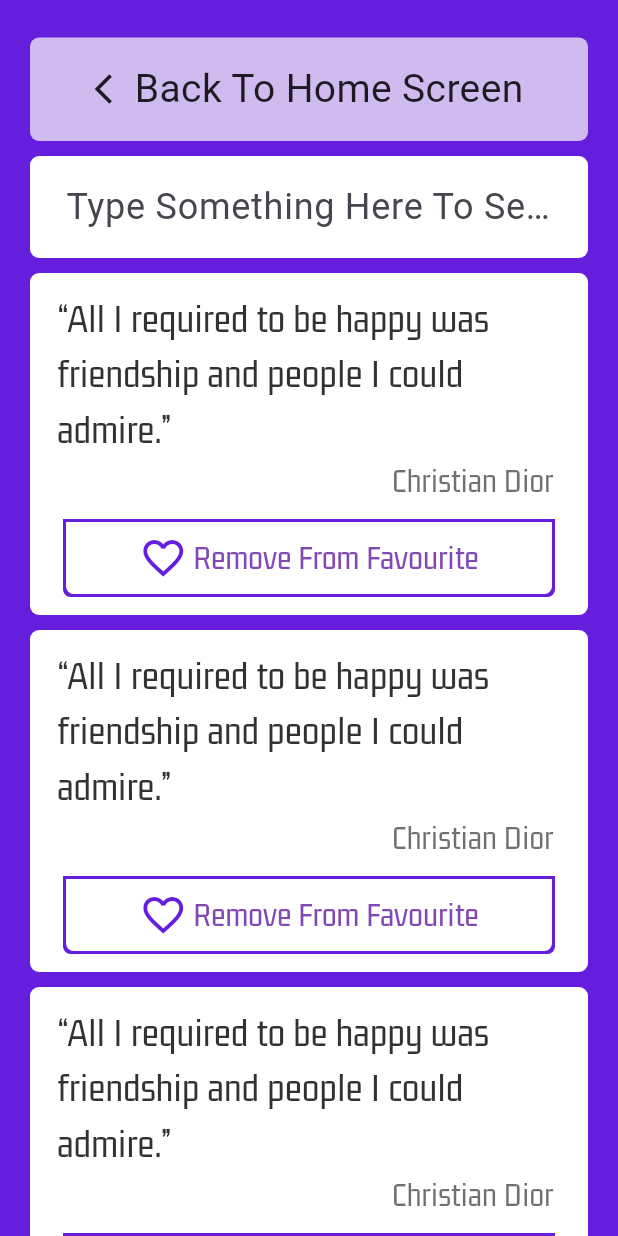
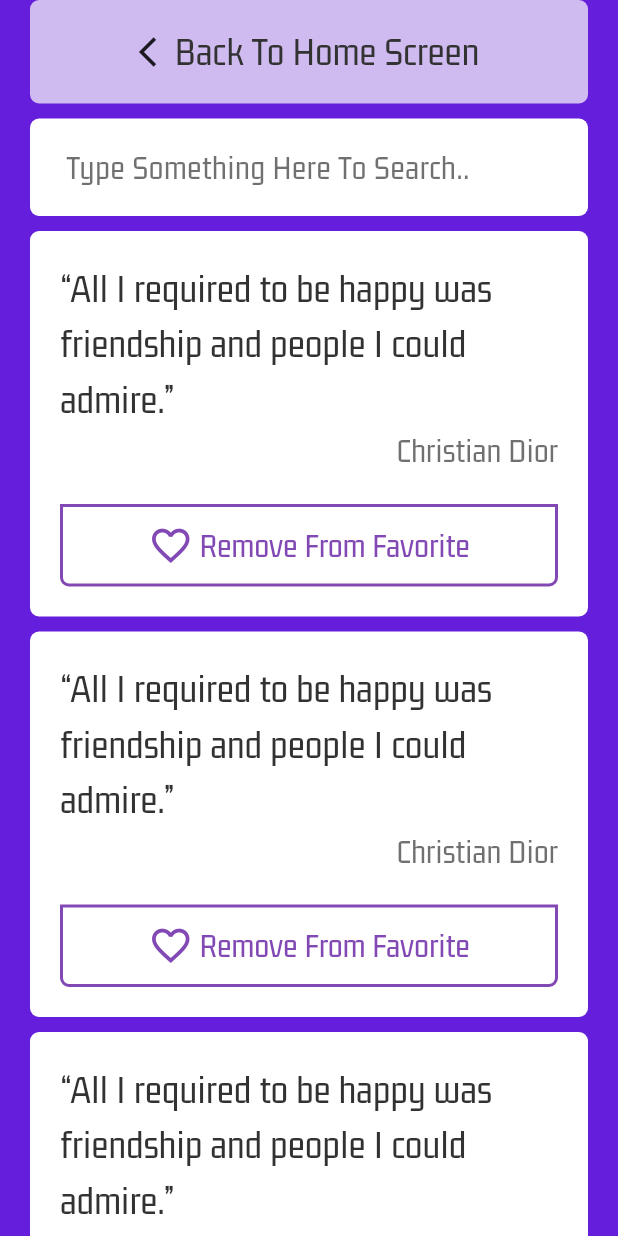
Before and after one commit to ykhaledw/quotes_generator, a Flutter app: the screen it shows after launch, after a tap on "Click Here To View Favourite Quotes", on a phone screen of 412 x 824 dp. Run offline on Flutter 3.47's test engine with Material 3 defaults, Android fonts, the phone set to English and light mode, and no system bars.

Commit message:
finish favourite quotes ui

```diff
--- a/lib/presentation/views/favourites_view.dart
+++ b/lib/presentation/views/favourites_view.dart
@@ -1,43 +1,15 @@
 import 'package:flutter/material.dart';
 import 'package:quote_generator_app/constants.dart';
-import 'package:quote_generator_app/presentation/views/home_view.dart';
-import 'package:quote_generator_app/presentation/views/widgets/back_to_home_button.dart';
-import 'package:quote_generator_app/presentation/views/widgets/favourite_item_list_view.dart';
-import 'package:quote_generator_app/presentation/views/widgets/search_field.dart';
+import 'package:quote_generator_app/presentation/views/widgets/favourite_view_body.dart';
 
 class FavouritesView extends StatelessWidget {
   const FavouritesView({super.key});
 
   @override
   Widget build(BuildContext context) {
-    return Scaffold(
+    return const Scaffold(
       backgroundColor: kPrimaryColor,
-      body: Padding(
-        padding: const EdgeInsets.symmetric(horizontal: 20),
-        child: Column(
-          children: [
-            const SizedBox(
-              height: 25,
-            ),
-            BackToHomeButton(
-              onTap: () {
-                Navigator.pushReplacement(context,
-                    MaterialPageRoute(builder: (context) {
-                  return const HomeView();
-                }));
-              },
-            ),
-            const SizedBox(
-              height: 10,
-            ),
-            const SearchField(),
-            const SizedBox(
-              height: 10,
-            ),
-            const FavouriteItemListView(),
-          ],
-        ),
-      ),
+      body: FavouriteViewBody(),
     );
   }
 }
--- a/lib/presentation/views/home_view.dart
+++ b/lib/presentation/views/home_view.dart
@@ -1,36 +1,15 @@
 import 'package:flutter/material.dart';
 import 'package:quote_generator_app/constants.dart';
-import 'package:quote_generator_app/presentation/views/favourites_view.dart';
-import 'package:quote_generator_app/presentation/views/widgets/favourite_quotes_button.dart';
-import 'package:quote_generator_app/presentation/views/widgets/quotes_view.dart';
+import 'package:quote_generator_app/presentation/views/widgets/home_view_body.dart';
 
 class HomeView extends StatelessWidget {
   const HomeView({super.key});
 
   @override
   Widget build(BuildContext context) {
-    return Scaffold(
+    return const Scaffold(
       backgroundColor: kPrimaryColor,
-      body: Padding(
-        padding: const EdgeInsets.symmetric(horizontal: 20),
-        child: Column(
-          mainAxisAlignment: MainAxisAlignment.center,
-          children: [
-            FavouriteQuotesButton(
-              onTap: () {
-                Navigator.pushReplacement(context,
-                    MaterialPageRoute(builder: (context) {
-                  return const FavouritesView();
-                }));
-              },
-            ),
-            const SizedBox(
-              height: 10,
-            ),
-            const QuotesView(),
-          ],
-        ),
-      ),
+      body: HomeViewBody(),
     );
   }
 }
--- a/lib/presentation/views/widgets/back_to_home_button.dart
+++ b/lib/presentation/views/widgets/back_to_home_button.dart
@@ -1,21 +1,26 @@
 import 'package:flutter/material.dart';
 import 'package:quote_generator_app/constants.dart';
+import 'package:quote_generator_app/core/utils/styles.dart';
+import 'package:quote_generator_app/presentation/views/home_view.dart';
 
 class BackToHomeButton extends StatelessWidget {
   const BackToHomeButton({
-    super.key, this.onTap,
+    super.key,
   });
 
-  final void Function()? onTap;
 
   @override
   Widget build(BuildContext context) {
     return GestureDetector(
-      onTap: onTap,
-      child: IntrinsicHeight(
+      onTap: () {
+                Navigator.pushReplacement(context,
+                    MaterialPageRoute(builder: (context) {
+                  return const HomeView();
+                }));
+              },
       child: Container(
         width: MediaQuery.of(context).size.width,
-          padding: const EdgeInsets.all(16),
+        padding: const EdgeInsets.symmetric(vertical: 16, horizontal: 60),
         decoration: BoxDecoration(
           color: kButtonColor,
           borderRadius: BorderRadius.circular(6),
@@ -23,20 +28,12 @@ class BackToHomeButton extends StatelessWidget {
         child: const Row(
           mainAxisAlignment: MainAxisAlignment.center,
           children: [
-              Spacer(
-                flex: 10,
-              ),
             Icon(Icons.arrow_back_ios),
-              Spacer(),
             Text(
               'Back To Home Screen',
-                style: TextStyle(fontSize: 26),
-              ),
-              Spacer(
-                flex: 10,
+              style: Styles.textStyle26,
             ),
           ],
-          ),
         ),
       ),
     );
--- a/lib/presentation/views/widgets/favourite_item.dart
+++ b/lib/presentation/views/widgets/favourite_item.dart
@@ -1,6 +1,6 @@
 import 'package:flutter/material.dart';
-import 'package:quote_generator_app/constants.dart';
 import 'package:quote_generator_app/core/utils/styles.dart';
+import 'package:quote_generator_app/presentation/views/widgets/remove_from_favourite_button.dart';
 
 class FavouriteItem extends StatelessWidget {
   const FavouriteItem({
@@ -9,79 +9,32 @@ class FavouriteItem extends StatelessWidget {
 
   @override
   Widget build(BuildContext context) {
-    return Column(
-      children: [
-        Container(
-          padding: const EdgeInsets.symmetric(horizontal: 8, vertical: 12),
+    return Padding(
+      padding: const EdgeInsets.only(bottom: 10),
+      child: Container(
+        padding: const EdgeInsets.all(20),
         decoration: BoxDecoration(
           color: Colors.white,
           borderRadius: BorderRadius.circular(6),
         ),
-          child: Column(
+        child: const Column(
           crossAxisAlignment: CrossAxisAlignment.end,
           children: [
-              const Padding(
-                padding: EdgeInsets.only(left: 10),
-                child: Text(
+            Text(
               '“All I required to be happy was friendship and people I could admire.”',
               style: Styles.textStyle26,
             ),
-              ),
-              const Padding(
-                padding: EdgeInsets.only(right: 15),
-                child: Text(
+            Text(
               'Christian Dior',
               style: Styles.textStyle22,
             ),
+            SizedBox(
+              height: 20,
             ),
-              const SizedBox(
-                height: 10,
-              ),
-              Container(
-                margin: const EdgeInsets.symmetric(horizontal: 14),
-                padding: const EdgeInsets.all(2),
-                decoration: const BoxDecoration(
-                  color: kPrimaryColor,
-                  borderRadius: BorderRadius.only(
-                    bottomRight: Radius.circular(5),
-                    bottomLeft: Radius.circular(5),
-                  ),
-                ),
-                child: Container(
-                  decoration: const BoxDecoration(
-                    color: Colors.white,
-                    borderRadius: BorderRadius.only(
-                      bottomRight: Radius.circular(5),
-                      bottomLeft: Radius.circular(5),
-                    ),
-                  ),
-                  padding: const EdgeInsets.symmetric(vertical: 8),
-                  child: Row(
-                    mainAxisAlignment: MainAxisAlignment.center,
-                    children: [
-                      const Padding(
-                        padding: EdgeInsets.only(right: 4),
-                        child: Icon(
-                          Icons.favorite_border,
-                          color: kPrimaryColor,
-                          size: 32,
-                        ),
-                      ),
-                      Text(
-                        'Remove From Favourite',
-                        style: Styles.textStyle22.copyWith(color: const Color(0xFF8249B5)),
-                      ),
+            RemoveFromFavouriteButton(),
           ],
         ),
       ),
-              ),
-            ],
-          ),
-        ),
-        const SizedBox(
-          height: 10,
-        ),
-      ],
     );
   }
 }
--- a/lib/presentation/views/widgets/favourite_item_list_view.dart
+++ b/lib/presentation/views/widgets/favourite_item_list_view.dart
@@ -8,13 +8,12 @@ class FavouriteItemListView extends StatelessWidget {
 
   @override
   Widget build(BuildContext context) {
-    return Expanded(
-      child: ListView.builder(
-        padding: EdgeInsets.zero,
-        itemCount: 5,
-        itemBuilder: (context, index) {
-          return const FavouriteItem();
-        },
+    return SliverList(
+      delegate: SliverChildBuilderDelegate(
+        (context, index) {
+        return const FavouriteItem();
+      },
+      childCount: 5,
       ),
     );
   }
--- a/lib/presentation/views/widgets/favourite_quotes_button.dart
+++ b/lib/presentation/views/widgets/favourite_quotes_button.dart
@@ -1,20 +1,24 @@
 import 'package:flutter/material.dart';
 import 'package:quote_generator_app/core/utils/styles.dart';
+import 'package:quote_generator_app/presentation/views/favourites_view.dart';
 import 'package:quote_generator_app/presentation/views/widgets/custom_button.dart';
 
 class FavouriteQuotesButton extends StatelessWidget {
   const FavouriteQuotesButton({
     super.key,
-    this.onTap,
   });
 
-  final void Function()? onTap;
 
   @override
   Widget build(BuildContext context) {
     return Center(
       child: GestureDetector(
-        onTap: onTap,
+        onTap: () {
+              Navigator.pushReplacement(context,
+                  MaterialPageRoute(builder: (context) {
+                return const FavouritesView();
+              }));
+            },
         child: Container(
           padding: const EdgeInsets.only(
             top: 17,
--- /dev/null
+++ b/lib/presentation/views/widgets/favourite_view_body.dart
@@ -0,0 +1,39 @@
+import 'package:flutter/material.dart';
+import 'package:quote_generator_app/presentation/views/widgets/back_to_home_button.dart';
+
+import 'package:quote_generator_app/presentation/views/widgets/favourite_item_list_view.dart';
+import 'package:quote_generator_app/presentation/views/widgets/search_field.dart';
+
+class FavouriteViewBody extends StatelessWidget {
+  const FavouriteViewBody({
+    super.key,
+  });
+
+  @override
+  Widget build(BuildContext context) {
+    return const SafeArea(
+      child: Padding(
+        padding: EdgeInsets.symmetric(horizontal: 20),
+        child: CustomScrollView(
+          slivers: [
+            SliverToBoxAdapter(
+              child: BackToHomeButton(),
+            ),
+            SliverToBoxAdapter(
+              child: SizedBox(
+                height: 10,
+              ),
+            ),
+            SliverToBoxAdapter(child: SearchField()),
+            SliverToBoxAdapter(
+              child: SizedBox(
+                height: 10,
+              ),
+            ),
+            FavouriteItemListView(),
+          ],
+        ),
+      ),
+    );
+  }
+}
--- /dev/null
+++ b/lib/presentation/views/widgets/home_view_body.dart
@@ -0,0 +1,26 @@
+import 'package:flutter/material.dart';
+import 'package:quote_generator_app/presentation/views/widgets/favourite_quotes_button.dart';
+import 'package:quote_generator_app/presentation/views/widgets/quotes_view.dart';
+
+class HomeViewBody extends StatelessWidget {
+  const HomeViewBody({
+    super.key,
+  });
+
+  @override
+  Widget build(BuildContext context) {
+    return const Padding(
+      padding: EdgeInsets.symmetric(horizontal: 20),
+      child: Column(
+        mainAxisAlignment: MainAxisAlignment.center,
+        children: [
+          FavouriteQuotesButton(),
+          SizedBox(
+            height: 10,
+          ),
+          QuotesView(),
+        ],
+      ),
+    );
+  }
+}
--- /dev/null
+++ b/lib/presentation/views/widgets/remove_from_favourite_button.dart
@@ -0,0 +1,43 @@
+import 'package:flutter/material.dart';
+import 'package:quote_generator_app/core/utils/styles.dart';
+
+class RemoveFromFavouriteButton extends StatelessWidget {
+  const RemoveFromFavouriteButton({
+    super.key,
+  });
+
+  @override
+  Widget build(BuildContext context) {
+    return Container(
+      padding: const EdgeInsets.symmetric(vertical: 10),
+      decoration: BoxDecoration(
+        color: Colors.white,
+        borderRadius: const BorderRadius.only(
+            bottomRight: Radius.circular(6),
+            bottomLeft: Radius.circular(6)),
+        border: Border.all(
+          color: const Color(0xff8249B5),
+          width: 2,
+        ),
+      ),
+      child: Row(
+        mainAxisAlignment: MainAxisAlignment.center,
+        children: [
+          const Icon(
+            Icons.favorite_border,
+            color: Color(0xFF8249B5),
+            size: 30,
+          ),
+          const SizedBox(
+            width: 4,
+          ),
+          Text(
+            'Remove From Favorite',
+            style: Styles.textStyle22
+                .copyWith(color: const Color(0xFF8249B5)),
+          ),
+        ],
+      ),
+    );
+  }
+}
--- a/lib/presentation/views/widgets/search_field.dart
+++ b/lib/presentation/views/widgets/search_field.dart
@@ -1,4 +1,5 @@
 import 'package:flutter/material.dart';
+import 'package:quote_generator_app/core/utils/styles.dart';
 
 class SearchField extends StatelessWidget {
   const SearchField({
@@ -7,28 +8,28 @@ class SearchField extends StatelessWidget {
 
   @override
   Widget build(BuildContext context) {
-    return IntrinsicHeight(
-      child: Container(
+    return Container(
       width: MediaQuery.of(context).size.width,
       padding: const EdgeInsets.only(left: 8),
       decoration: BoxDecoration(
         color: Colors.white,
         borderRadius: BorderRadius.circular(6),
       ),
-        child: const TextField(
-          cursorColor: Color(0xff323232),
+      child: TextField(
+        cursorColor: const Color(0xff6E6E6E),
         decoration: InputDecoration(
           hintText: 'Type Something Here To Search..',
-            hintStyle: TextStyle(fontSize: 24),
-            enabledBorder: OutlineInputBorder(
-              borderSide: BorderSide(style: BorderStyle.none),
-            ),
-            focusedBorder: OutlineInputBorder(
-              borderSide: BorderSide(style: BorderStyle.none),
-            ),
-          ),
+          hintStyle: Styles.textStyle22,
+          enabledBorder: buildBorder(),
+          focusedBorder: buildBorder(),
         ),
       ),
     );
   }
+
+  OutlineInputBorder buildBorder() {
+    return const OutlineInputBorder(
+      borderSide: BorderSide(style: BorderStyle.none),
+    );
   }
+}
```
Lines whose indentation alone changed are shown as unchanged.
